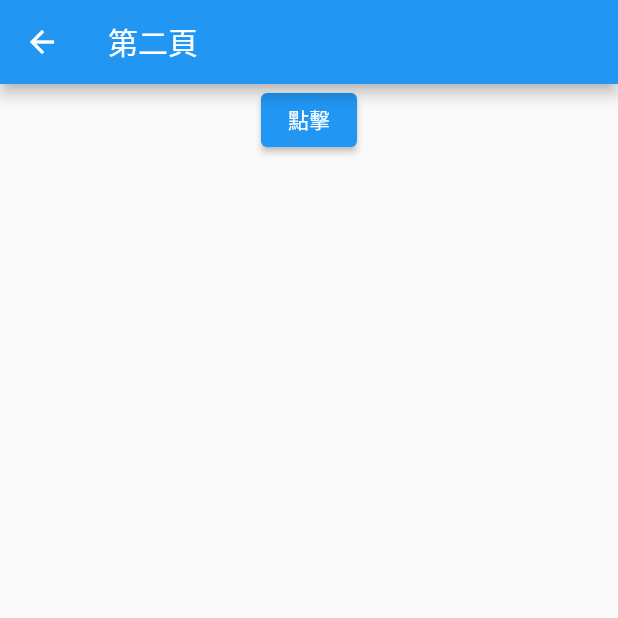
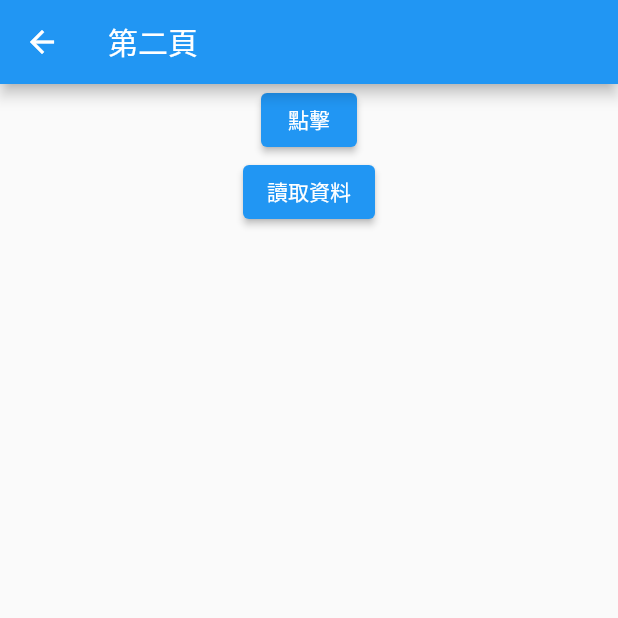
Before and after one commit to cheenjame/mvvm_expample, a Flutter app: the SecondPage screen opened by its route, on a phone screen of 412 x 824 dp, the top half of it. Run offline on Flutter 3.47's test engine with Material 2 defaults, Android fonts, the phone set to English and light mode, and no system bars.

Commit message:
[add] 新增網路連線範例

```diff
--- a/lib/route.dart
+++ b/lib/route.dart
@@ -1,6 +1,6 @@
 
 import 'package:flutter/material.dart';
-import 'package:mvvm_expample/second_page.dart';
+import 'package:mvvm_expample/second/second_page.dart';
 import 'package:mvvm_expample/splash_page.dart';
 
 enum TransitionType { normal, slideTop, slideLeft }
--- /dev/null
+++ b/lib/second/second_page.dart
@@ -0,0 +1,37 @@
+import 'package:flutter/cupertino.dart';
+import 'package:flutter/material.dart';
+import 'package:mvvm_expample/second/second_view_model.dart';
+import 'package:provider/provider.dart';
+
+class SecondPage extends StatelessWidget {
+  SecondPage({SecondViewModel? viewModel})
+      : _viewModel = viewModel ?? SecondViewModel();
+  final SecondViewModel _viewModel;
+  @override
+  Widget build(BuildContext context) {
+    return Scaffold(
+      appBar: AppBar(title: const Text('第二頁')),
+      body: Center(
+        child: Column(children: [
+          ElevatedButton(
+            child: const Text('點擊'),
+            onPressed: () {
+              Navigator.pop(context);
+            },
+          ),
+          ElevatedButton(
+            child: const Text('讀取資料'),
+            onPressed: () {
+              _viewModel.fetchAlbum().then((value) => print('${value.title}'));
+            },
+          ),
+          ChangeNotifierProvider.value(
+              value: _viewModel,
+              child: Consumer<SecondViewModel>(
+                builder: (context, value, child) => Text(_viewModel.title),
+              ))
+        ]),
+      ),
+    );
+  }
+}
--- /dev/null
+++ b/lib/second/second_view_model.dart
@@ -0,0 +1,22 @@
+import 'package:flutter/foundation.dart';
+import 'package:mvvm_expample/repository/repository.dart';
+
+class SecondViewModel extends ChangeNotifier {
+  SecondViewModel({Repository? repository})
+      : _repository = repository ?? Repository();
+  final Repository _repository;
+
+  /// 取得專輯
+  Future fetchAlbum() async {
+    return _repository.fetchAlbum().then((value) => title = value.title ?? '');
+  }
+
+  String _title = '';
+
+  /// 取得標題
+  String get title => _title;
+  set title(String title) {
+    _title = title;
+    notifyListeners();
+  }
+}
--- a/lib/second_page.dart
+++ /dev/null
@@ -1,21 +0,0 @@
-import 'package:flutter/cupertino.dart';
-import 'package:flutter/material.dart';
-
-class SecondPage extends StatelessWidget {
-  @override
-  Widget build(BuildContext context) {
-    return Scaffold(
-      appBar: AppBar(title: const Text('第二頁')),
-      body: Center(
-        child: Column(children: [
-          ElevatedButton(
-            child: const Text('點擊'),
-            onPressed: () {
-              Navigator.pop(context);
-            },
-          )
-        ]),
-      ),
-    );
-  }
-}
--- a/pubspec.yaml
+++ b/pubspec.yaml
@@ -29,6 +29,8 @@ dependencies:
   # The following adds the Cupertino Icons font to your application.
   # Use with the CupertinoIcons class for iOS style icons.
   cupertino_icons: ^1.0.2
+  http: ^0.13.1
+  provider: ^5.0.0
 
 dev_dependencies:
   flutter_test:
```
Also changed, not shown: lib/repository/repository.dart (added, +30 -0 lines), 2 other files.
